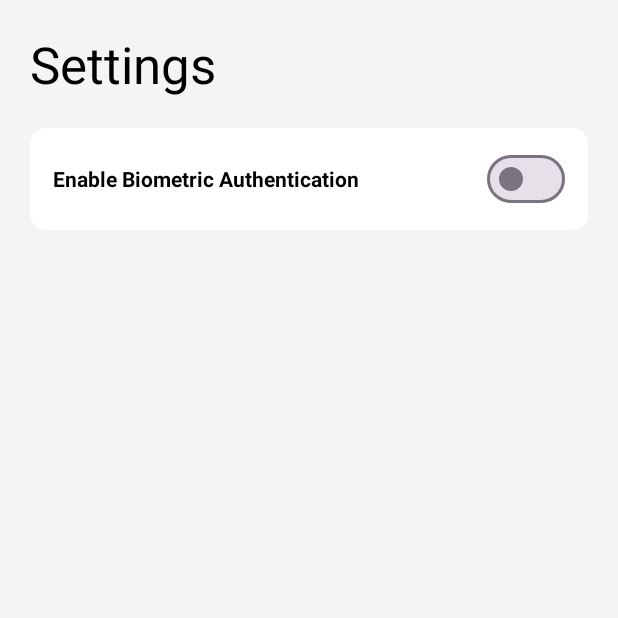
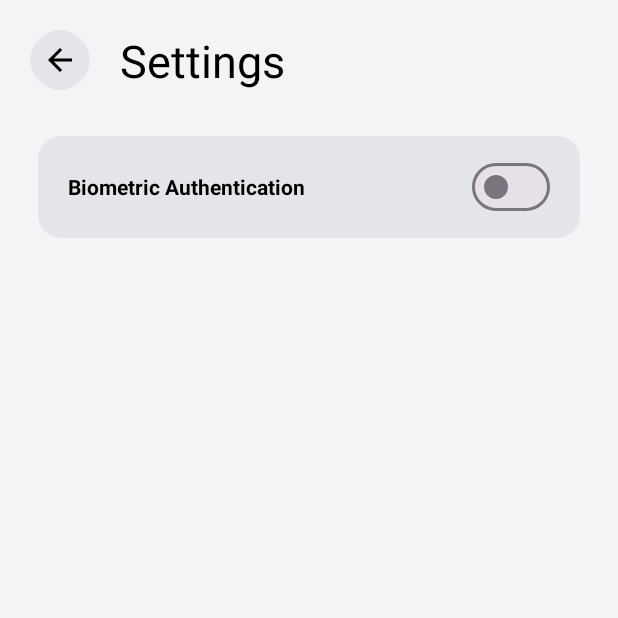
Before and after one commit to dhanushcodev/Notes-App, an Android app: the SettingsActivity screen opened directly, with no data from a screen before it, on a phone screen of 412 x 824 dp, the top half of it. Run offline under Robolectric (Android 15) with nearby library versions, the phone set to English and light mode, and no system bars; our stand-ins replace data binding.

Commit message:
biometric optmized

```diff
--- a/app/src/main/java/com/example/notes/SettingsActivity.kt
+++ b/app/src/main/java/com/example/notes/SettingsActivity.kt
@@ -28,6 +28,9 @@ class SettingsActivity : AppCompatActivity() {
             v.setPadding(systemBars.left, systemBars.top, systemBars.right, systemBars.bottom)
             insets
         }
+        binding.back.setOnClickListener{
+            finish()
+        }
 
         sharedPreferences =
             this.getSharedPreferences("isBiometricEnabled", Context.MODE_PRIVATE) ?: return
@@ -47,15 +50,14 @@ class SettingsActivity : AppCompatActivity() {
             binding.bioSwitch.isChecked = true
         }
 
-        var biometricPromptManager: BiometricPromptManager? =
+        var biometricPromptManager: BiometricPromptManager =
             BiometricPromptManager(this, executor, onSuccess, onFail, onError)
         binding.bioSwitch.isChecked = isBio
         binding.bioSwitch.setOnCheckedChangeListener { _, isChecked ->
             if (isChecked) {
                 sharedPreferences.edit().putBoolean("isBiometricEnabled", true).apply()
-                biometricPromptManager = null
             } else {
-                biometricPromptManager!!.showPrompt()
+                biometricPromptManager.showPrompt()
             }
         }
     }
--- a/app/src/main/res/layout/activity_settings.xml
+++ b/app/src/main/res/layout/activity_settings.xml
@@ -11,29 +11,58 @@
     android:layout_height="match_parent"
     tools:context=".SettingsActivity">
 
-    <TextView
-        style="@style/textViewStyle"
+    <LinearLayout
         android:id="@+id/settings"
-        android:layout_weight="2"
+        android:orientation="horizontal"
         android:layout_width="match_parent"
         android:layout_height="wrap_content"
         android:paddingTop="20dp"
         android:paddingLeft="20dp"
         android:paddingRight="20dp"
-        android:text="Settings"
-        android:textSize="34sp"
-        app:layout_constraintEnd_toEndOf="parent"
-        app:layout_constraintStart_toStartOf="parent"
-        app:layout_constraintTop_toTopOf="parent"
-        tools:ignore="MissingConstraints" />
+        android:paddingBottom="10dp"
+        android:gravity="center_vertical"
+        tools:ignore="MissingConstraints">
+
+        <androidx.cardview.widget.CardView
+            style="@style/cardViewStyle"
+            android:id="@+id/back"
+            android:layout_width="wrap_content"
+            android:layout_height="wrap_content"
+            app:cardCornerRadius="25dp"
+            app:cardElevation="0dp"
+            app:layout_constraintStart_toStartOf="parent"
+            app:layout_constraintTop_toTopOf="parent">
+
+        <androidx.appcompat.widget.AppCompatImageView
+            style="@style/iconStyle"
+            android:layout_width="wrap_content"
+            android:layout_height="wrap_content"
+            android:layout_margin="8dp"
+            app:srcCompat="@drawable/ic_back_black" />
+        </androidx.cardview.widget.CardView>
+
+        <TextView
+            style="@style/textViewStyle"
+            android:layout_width="wrap_content"
+            android:layout_height="wrap_content"
+            android:text="Settings"
+            android:textSize="30sp"
+            android:layout_marginLeft="20dp"
+            app:layout_constraintEnd_toEndOf="parent"
+            app:layout_constraintStart_toStartOf="parent"
+            app:layout_constraintTop_toTopOf="parent"
+            tools:ignore="MissingConstraints" />
+    </LinearLayout>
+
 
     <androidx.cardview.widget.CardView
+        style="@style/cardViewStyle"
         android:layout_width="0dp"
-        app:cardCornerRadius="10dp"
+        app:cardCornerRadius="15dp"
         app:cardElevation="0dp"
         android:layout_height="wrap_content"
-        android:layout_marginLeft="20dp"
-        android:layout_marginRight="20dp"
+        android:layout_marginLeft="25dp"
+        android:layout_marginRight="25dp"
         android:layout_marginTop="20dp"
         app:layout_constraintEnd_toEndOf="parent"
         app:layout_constraintHorizontal_bias="0.5"
@@ -48,8 +77,8 @@
             android:orientation="horizontal"
             android:paddingTop="10dp"
             android:paddingBottom="10dp"
-            android:paddingLeft="15dp"
-            android:paddingRight="15dp"
+            android:paddingLeft="20dp"
+            android:paddingRight="20dp"
            >
 
             <TextView
@@ -58,7 +87,7 @@
                 android:layout_height="wrap_content"
                 android:layout_weight="2"
                 android:textStyle="bold"
-                android:text="Enable Biometric Authentication" />
+                android:text="Biometric Authentication" />
 
             <com.google.android.material.materialswitch.MaterialSwitch
                 android:id="@+id/bio_switch"
```
Also changed, not shown: 3 other files.
